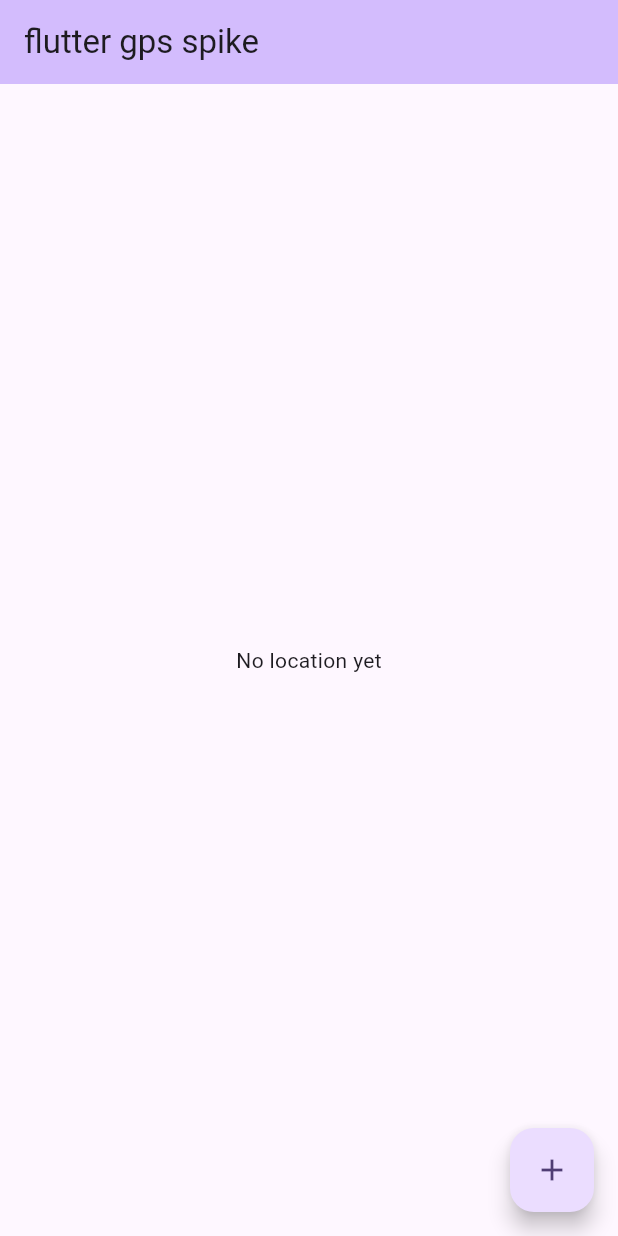
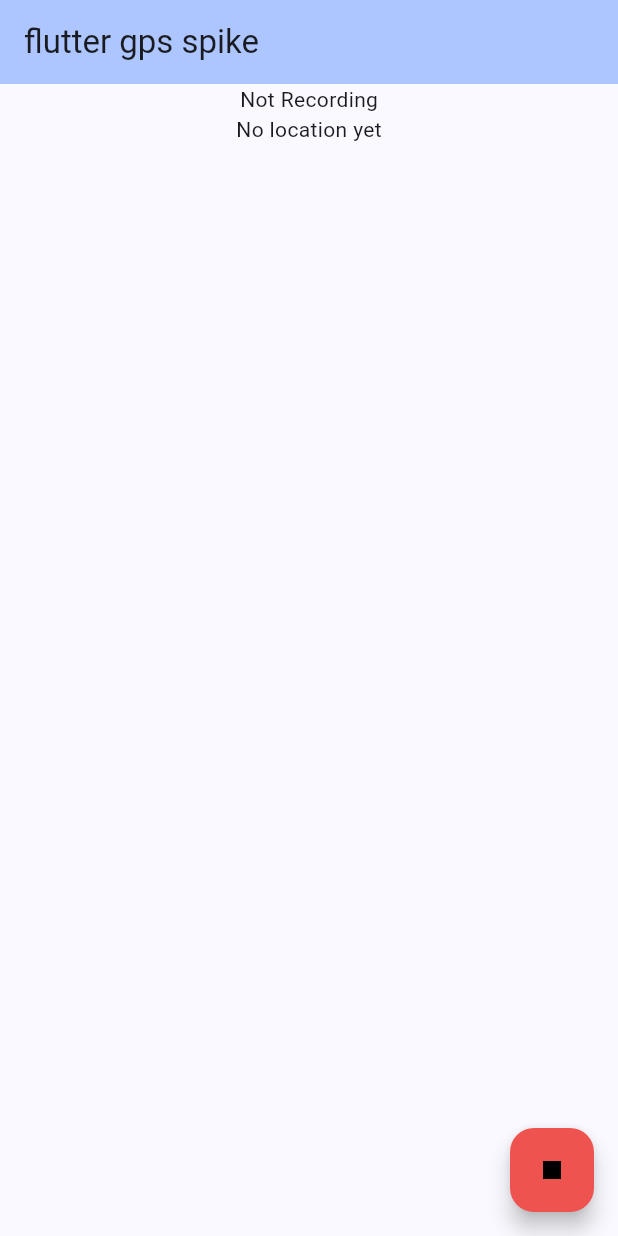
Before and after one commit to dixonaws/flutter_gps_spike, a Flutter app: the screen it shows after launch, on a phone screen of 412 x 824 dp. Run offline on Flutter 3.47's test engine with Material 3 defaults, Android fonts, the phone set to English and light mode, and no system bars; our stand-ins replace geolocator.

Commit message:
added recording button

```diff
--- a/lib/main.dart
+++ b/lib/main.dart
@@ -1,3 +1,5 @@
+import 'dart:io';
+
 import 'package:flutter/material.dart';
 import 'package:geolocator/geolocator.dart';
 
@@ -12,12 +14,13 @@ class MyApp extends StatelessWidget {
   @override
   Widget build(BuildContext context) {
     return MaterialApp(
+      debugShowCheckedModeBanner: false,
       title: 'Flutter Demo',
       theme: ThemeData(
-        colorScheme: ColorScheme.fromSeed(seedColor: Colors.deepPurple),
+        colorScheme: ColorScheme.fromSeed(seedColor: Colors.blueAccent),
         useMaterial3: true,
       ),
-      home: const MyHomePage(title: 'Flutter Demo Home Page'),
+      home: const MyHomePage(title: 'GPS Spike'),
     );
   }
 }
@@ -33,6 +36,8 @@ class MyHomePage extends StatefulWidget {
 
 class _MyHomePageState extends State<MyHomePage> {
   Position? _position;
+  String? _location;
+  bool? _isRecording;
 
   void _getCurrentLocation() async {
     Position position = await _determinePosition();
@@ -40,26 +45,41 @@ class _MyHomePageState extends State<MyHomePage> {
     setState(() {
       _position = position;
     });
+  } //_getCurrentLocation()
 
-  } //_getCurrentLocation()
+  void _startRecording() {
+    print(_isRecording);
+
+    setState(() {
+      _getCurrentLocation();
+      _isRecording = true;
+    });
+  }
+
+  void _stopRecording() {
+    print(_isRecording);
+
+    setState(() {
+      _getCurrentLocation();
+      _isRecording = false;
+    });
+  }
 
   Future<Position> _determinePosition() async {
     LocationPermission permission;
 
-    permission=await Geolocator.checkPermission();
+    permission = await Geolocator.checkPermission();
 
-    if(permission==LocationPermission.denied) {
-      permission=await Geolocator.requestPermission();
+    if (permission == LocationPermission.denied) {
+      permission = await Geolocator.requestPermission();
 
-      if(permission==LocationPermission.denied) {
+      if (permission == LocationPermission.denied) {
         return Future.error("Location permission denied");
       }
-
     }
 
-    return(Geolocator.getCurrentPosition());
+    return (Geolocator.getCurrentPosition());
   } // _determinePosition()
-
 
   @override
   Widget build(BuildContext context) {
@@ -68,16 +88,29 @@ class _MyHomePageState extends State<MyHomePage> {
         backgroundColor: Theme.of(context).colorScheme.inversePrimary,
         title: Text("flutter gps spike"),
       ),
-      body: Center(
-          child: _position != null
-              ? Text(_position.toString())
-              : Text("No location yet")),
-      floatingActionButton: FloatingActionButton(
-        onPressed: _getCurrentLocation,
-        tooltip: 'Increment',
-        child: const Icon(Icons.add),
+      body: Column(
+        children: [
+          _isRecording == true ? Text("Recording") : Text("Not Recording"),
+          Center(
+              child: _position != null
+                  ? Text(_position.toString())
+                  : Text("No location yet")),
+        ],
       ),
+      floatingActionButton: _isRecording == false
+          ? FloatingActionButton(
+              onPressed: _startRecording,
+              tooltip: 'Start Recording',
+              child: const Icon(Icons.fiber_manual_record, color: Colors.red))
+          : FloatingActionButton(
+              backgroundColor: Colors.red[400],
+              onPressed: _stopRecording,
+              tooltip: 'Stop Recording',
+              child: const Icon(
+                Icons.stop,
+                color: Colors.black,
+              ),
+            ),
     );
   } // build
-
 } // class _MyHomePageState
```
